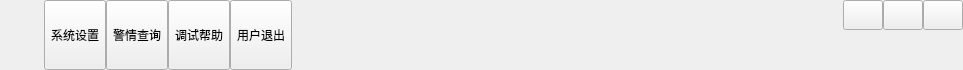
Above: src/HWidgetPlugin/HTitleBar/htitlebar.ui from leon931020/HProject before the change. Below: the same form after it.
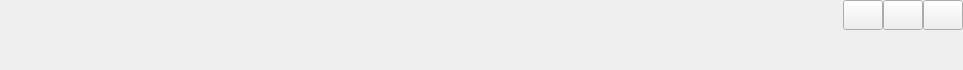
That is the form after the change. Icons and pictures are not drawn.

What changed in the file:
```diff
--- a/src/HWidgetPlugin/HTitleBar/htitlebar.ui
+++ b/src/HWidgetPlugin/HTitleBar/htitlebar.ui
@@ -100,94 +100,6 @@
          <property name="bottomMargin">
           <number>0</number>
          </property>
-         <item>
-          <widget class="QToolButton" name="btnConfig">
-           <property name="enabled">
-            <bool>true</bool>
-           </property>
-           <property name="sizePolicy">
-            <sizepolicy hsizetype="Fixed" vsizetype="Expanding">
-             <horstretch>0</horstretch>
-             <verstretch>0</verstretch>
-            </sizepolicy>
-           </property>
-           <property name="text">
-            <string>系统设置</string>
-           </property>
-           <property name="toolButtonStyle">
-            <enum>Qt::ToolButtonTextUnderIcon</enum>
-           </property>
-          </widget>
-         </item>
-         <item>
-          <widget class="QToolButton" name="btnData">
-           <property name="sizePolicy">
-            <sizepolicy hsizetype="Fixed" vsizetype="Expanding">
-             <horstretch>0</horstretch>
-             <verstretch>0</verstretch>
-            </sizepolicy>
-           </property>
-           <property name="text">
-            <string>警情查询</string>
-           </property>
-           <property name="icon">
-            <iconset>
-             <normaloff>:/demo/main_data.png</normaloff>:/demo/main_data.png</iconset>
-           </property>
-           <property name="checked">
-            <bool>false</bool>
-           </property>
-           <property name="toolButtonStyle">
-            <enum>Qt::ToolButtonTextUnderIcon</enum>
-           </property>
-          </widget>
-         </item>
-         <item>
-          <widget class="QToolButton" name="btnHelp">
-           <property name="sizePolicy">
-            <sizepolicy hsizetype="Fixed" vsizetype="Expanding">
-             <horstretch>0</horstretch>
-             <verstretch>0</verstretch>
-            </sizepolicy>
-           </property>
-           <property name="styleSheet">
-            <string notr="true"/>
-           </property>
-           <property name="text">
-            <string>调试帮助</string>
-           </property>
-           <property name="icon">
-            <iconset>
-             <normaloff>:/demo/main_help.png</normaloff>:/demo/main_help.png</iconset>
-           </property>
-           <property name="toolButtonStyle">
-            <enum>Qt::ToolButtonTextUnderIcon</enum>
-           </property>
-          </widget>
-         </item>
-         <item>
-          <widget class="QToolButton" name="btnExit">
-           <property name="sizePolicy">
-            <sizepolicy hsizetype="Fixed" vsizetype="Expanding">
-             <horstretch>0</horstretch>
-             <verstretch>0</verstretch>
-            </sizepolicy>
-           </property>
-           <property name="styleSheet">
-            <string notr="true"/>
-           </property>
-           <property name="text">
-            <string>用户退出</string>
-           </property>
-           <property name="icon">
-            <iconset>
-             <normaloff>:/demo/main_exit.png</normaloff>:/demo/main_exit.png</iconset>
-           </property>
-           <property name="toolButtonStyle">
-            <enum>Qt::ToolButtonTextUnderIcon</enum>
-           </property>
-          </widget>
-         </item>
         </layout>
        </widget>
       </item>
```
